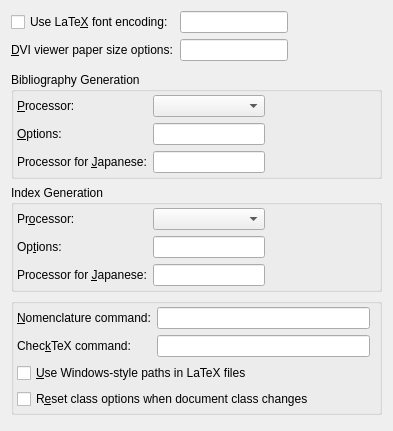
Qt form src/frontends/qt4/ui/PrefLatexUi.ui (cburschka/lyx) before a commit.
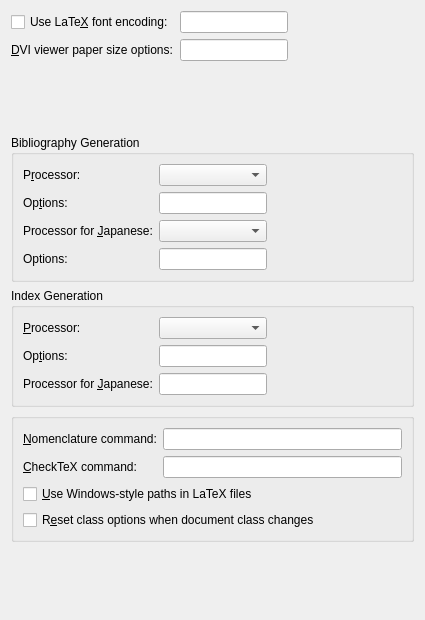
The same form after that commit.

```diff
--- a/src/frontends/qt4/ui/PrefLatexUi.ui
+++ b/src/frontends/qt4/ui/PrefLatexUi.ui
@@ -5,14 +5,14 @@
    <rect>
     <x>0</x>
     <y>0</y>
-    <width>393</width>
-    <height>431</height>
+    <width>425</width>
+    <height>620</height>
    </rect>
   </property>
   <property name="windowTitle">
    <string/>
   </property>
-  <layout class="QGridLayout" name="gridLayout_5">
+  <layout class="QGridLayout" name="gridLayout_8">
    <item row="0" column="0">
     <layout class="QGridLayout" name="gridLayout_4">
      <property name="margin">
@@ -67,6 +67,19 @@
      </property>
     </spacer>
    </item>
+   <item row="1" column="0">
+    <spacer name="verticalSpacer_2">
+     <property name="orientation">
+      <enum>Qt::Vertical</enum>
+     </property>
+     <property name="sizeHint" stdset="0">
+      <size>
+       <width>20</width>
+       <height>1</height>
+      </size>
+     </property>
+    </spacer>
+   </item>
    <item row="2" column="0" colspan="2">
     <widget class="QGroupBox" name="bibtexGB">
      <property name="title">
@@ -75,14 +88,13 @@
      <property name="flat">
       <bool>true</bool>
      </property>
+     <layout class="QGridLayout" name="gridLayout_7">
+      <item row="0" column="0" rowspan="2">
      <layout class="QGridLayout" name="gridLayout">
-      <property name="margin">
-       <number>3</number>
-      </property>
       <item row="0" column="0">
        <widget class="QLabel" name="latexBibtexLA">
         <property name="text">
-         <string>&amp;Processor:</string>
+           <string>P&amp;rocessor:</string>
         </property>
         <property name="buddy">
          <cstring>latexBibtexCO</cstring>
@@ -95,7 +107,7 @@
       <item row="1" column="0">
        <widget class="QLabel" name="latexBibtexOptionsLA">
         <property name="text">
-         <string>&amp;Options:</string>
+           <string>Op&amp;tions:</string>
         </property>
         <property name="buddy">
          <cstring>latexBibtexED</cstring>
@@ -109,30 +121,30 @@
         </property>
        </widget>
       </item>
-      <item row="1" column="2">
-       <spacer name="horizontalSpacer">
-        <property name="orientation">
-         <enum>Qt::Horizontal</enum>
-        </property>
-        <property name="sizeHint" stdset="0">
-         <size>
-          <width>52</width>
-          <height>20</height>
-         </size>
-        </property>
-       </spacer>
-      </item>
       <item row="2" column="0">
        <widget class="QLabel" name="latexJBibtexLA">
         <property name="text">
          <string>Processor for &amp;Japanese:</string>
         </property>
         <property name="buddy">
+           <cstring>latexJBibtexCO</cstring>
+          </property>
+         </widget>
+        </item>
+        <item row="2" column="1">
+         <widget class="QComboBox" name="latexJBibtexCO"/>
+        </item>
+        <item row="3" column="0">
+         <widget class="QLabel" name="latexJBibtexOptionsLA">
+          <property name="text">
+           <string>Options:</string>
+          </property>
+          <property name="buddy">
          <cstring>latexJBibtexED</cstring>
         </property>
        </widget>
       </item>
-      <item row="2" column="1">
+        <item row="3" column="1">
        <widget class="QLineEdit" name="latexJBibtexED">
         <property name="toolTip">
          <string>Specific BibTeX command and options for pLaTeX (Japanese)</string>
@@ -140,21 +152,36 @@
        </widget>
       </item>
      </layout>
+      </item>
+      <item row="0" column="1">
+       <spacer name="horizontalSpacer">
+        <property name="orientation">
+         <enum>Qt::Horizontal</enum>
+        </property>
+        <property name="sizeHint" stdset="0">
+         <size>
+          <width>52</width>
+          <height>20</height>
+         </size>
+        </property>
+       </spacer>
+      </item>
+      <item row="1" column="1">
+       <spacer name="horizontalSpacer_3">
+        <property name="orientation">
+         <enum>Qt::Horizontal</enum>
+        </property>
+        <property name="sizeHint" stdset="0">
+         <size>
+          <width>49</width>
+          <height>20</height>
+         </size>
+        </property>
+       </spacer>
+      </item>
+     </layout>
     </widget>
    </item>
-   <item row="5" column="0">
-    <spacer name="verticalSpacer">
-     <property name="orientation">
-      <enum>Qt::Vertical</enum>
-     </property>
-     <property name="sizeHint" stdset="0">
-      <size>
-       <width>20</width>
-       <height>40</height>
-      </size>
-     </property>
-    </spacer>
-   </item>
    <item row="3" column="0" colspan="2">
     <widget class="QGroupBox" name="indexGB">
      <property name="title">
@@ -163,14 +190,13 @@
      <property name="flat">
       <bool>true</bool>
      </property>
+     <layout class="QGridLayout" name="gridLayout_5">
+      <item row="0" column="0">
      <layout class="QGridLayout" name="gridLayout_2">
-      <property name="margin">
-       <number>3</number>
-      </property>
       <item row="0" column="0">
        <widget class="QLabel" name="latexIndexLA">
         <property name="text">
-         <string>Pr&amp;ocessor:</string>
+           <string>&amp;Processor:</string>
         </property>
         <property name="buddy">
          <cstring>latexIndexCO</cstring>
@@ -180,19 +206,6 @@
       <item row="0" column="1">
        <widget class="QComboBox" name="latexIndexCO"/>
       </item>
-      <item row="0" column="2" rowspan="2">
-       <spacer name="horizontalSpacer_2">
-        <property name="orientation">
-         <enum>Qt::Horizontal</enum>
-        </property>
-        <property name="sizeHint" stdset="0">
-         <size>
-          <width>52</width>
-          <height>20</height>
-         </size>
-        </property>
-       </spacer>
-      </item>
       <item row="1" column="0">
        <widget class="QLabel" name="latexIndexOptionsLA">
         <property name="text">
@@ -228,6 +241,21 @@
        </widget>
       </item>
      </layout>
+      </item>
+      <item row="0" column="1">
+       <spacer name="horizontalSpacer_2">
+        <property name="orientation">
+         <enum>Qt::Horizontal</enum>
+        </property>
+        <property name="sizeHint" stdset="0">
+         <size>
+          <width>52</width>
+          <height>20</height>
+         </size>
+        </property>
+       </spacer>
+      </item>
+     </layout>
     </widget>
    </item>
    <item row="4" column="0" colspan="2">
@@ -238,20 +266,9 @@
      <property name="flat">
       <bool>true</bool>
      </property>
+     <layout class="QGridLayout" name="gridLayout_6">
+      <item row="0" column="0">
      <layout class="QGridLayout" name="gridLayout_3">
-      <property name="margin">
-       <number>3</number>
-      </property>
-      <item row="0" column="0">
-       <widget class="QLabel" name="latexNomenclLA">
-        <property name="text">
-         <string>&amp;Nomenclature command:</string>
-        </property>
-        <property name="buddy">
-         <cstring>latexNomenclED</cstring>
-        </property>
-       </widget>
-      </item>
       <item row="0" column="1">
        <widget class="QLineEdit" name="latexNomenclED">
         <property name="toolTip">
@@ -259,16 +276,6 @@
         </property>
        </widget>
       </item>
-      <item row="1" column="0">
-       <widget class="QLabel" name="latexChecktexLA">
-        <property name="text">
-         <string>Chec&amp;kTeX command:</string>
-        </property>
-        <property name="buddy">
-         <cstring>latexChecktexED</cstring>
-        </property>
-       </widget>
-      </item>
       <item row="1" column="1">
        <widget class="QLineEdit" name="latexChecktexED">
         <property name="toolTip">
@@ -276,7 +283,29 @@
         </property>
        </widget>
       </item>
-      <item row="2" column="0" colspan="2">
+        <item row="1" column="0">
+         <widget class="QLabel" name="latexChecktexLA">
+          <property name="text">
+           <string>&amp;CheckTeX command:</string>
+          </property>
+          <property name="buddy">
+           <cstring>latexChecktexED</cstring>
+          </property>
+         </widget>
+        </item>
+        <item row="0" column="0">
+         <widget class="QLabel" name="latexNomenclLA">
+          <property name="text">
+           <string>&amp;Nomenclature command:</string>
+          </property>
+          <property name="buddy">
+           <cstring>latexNomenclED</cstring>
+          </property>
+         </widget>
+        </item>
+       </layout>
+      </item>
+      <item row="1" column="0">
        <widget class="QCheckBox" name="pathCB">
         <property name="enabled">
          <bool>true</bool>
@@ -292,7 +321,7 @@
         </property>
        </widget>
       </item>
-      <item row="3" column="0" colspan="3">
+      <item row="2" column="0">
        <widget class="QCheckBox" name="latexAutoresetCB">
         <property name="toolTip">
          <string>Set class options to default on class change</string>
@@ -305,8 +334,8 @@
      </layout>
     </widget>
    </item>
-   <item row="1" column="0" colspan="2">
-    <spacer name="verticalSpacer_2">
+   <item row="5" column="0">
+    <spacer name="verticalSpacer">
      <property name="orientation">
       <enum>Qt::Vertical</enum>
      </property>
```
Left out of the diff: 12 changed lines with no effect on the pictures. Lines whose indentation alone changed are shown as unchanged.
